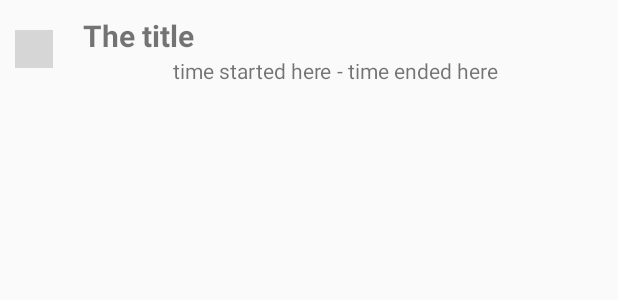
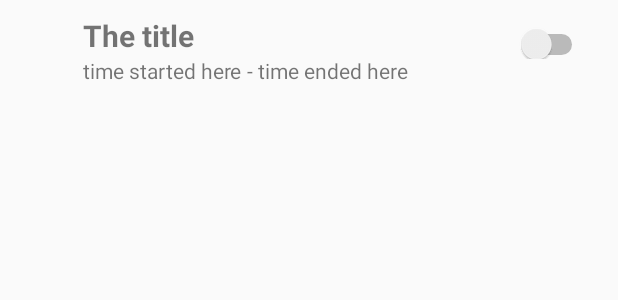
Before and after one commit to Vincentvjj/FINAL-PROJECT, an Android app: the layout list_view_item.xml on its own in the app's theme, with its tools: preview values and no code run, on a phone screen of 412 x 824 dp. Shown: the top 300 px of the screen. Run offline under Robolectric (Android 15) with nearby library versions, the phone set to English and light mode, and no system bars; grey boxes are pictures that could not be loaded.

Commit message:
Fix switches and change layout of list

```diff
--- a/Geo-Profiler/app/src/main/res/layout/list_profiles.xml
+++ b/Geo-Profiler/app/src/main/res/layout/list_profiles.xml
@@ -4,7 +4,7 @@
     android:layout_height="match_parent">
 
     <ListView
-        android:layout_width="wrap_content"
+        android:layout_width="match_parent"
         android:layout_height="wrap_content"
         android:id="@+id/profile_list"/>
 
--- a/Geo-Profiler/app/src/main/res/layout/list_view_item.xml
+++ b/Geo-Profiler/app/src/main/res/layout/list_view_item.xml
@@ -8,20 +8,19 @@
         android:layout_width="25dp"
         android:layout_height="25dp"
         android:layout_marginTop="20dp"
-        android:layout_marginLeft="10dp"
-        android:background="@color/mat_red"/>
+        android:layout_marginLeft="10dp" />
 
     <LinearLayout
-        android:layout_width="match_parent"
+        android:layout_width="wrap_content"
         android:layout_height="wrap_content"
-        android:orientation="vertical">
+        android:orientation="vertical"
+        android:paddingLeft="20dp">
 
 
         <TextView
             android:id="@+id/list_title"
             android:layout_width="match_parent"
             android:layout_height="wrap_content"
-            android:paddingLeft="20dp"
             android:paddingTop="10dp"
             android:textSize="20sp"
             android:textStyle="bold"
@@ -30,7 +29,7 @@
         </TextView>
 
         <LinearLayout
-            android:layout_width="match_parent"
+            android:layout_width="wrap_content"
             android:layout_height="wrap_content"
             android:orientation="horizontal"
             android:gravity="center">
@@ -63,6 +62,7 @@
         android:layout_width="match_parent"
         android:layout_height="wrap_content"
         android:paddingTop="20dp"
+        android:paddingEnd="20dp"
         android:layout_weight="1"
         android:focusable="false"
         android:focusableInTouchMode="false"
```
Also changed, not shown: Geo-Profiler/app/src/main/java/edu/uw/psmith94/geo_profiler/MySimpleCursorAdapter.java (+25 -12 lines).
